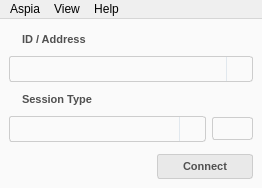
This is source/client/ui/client_window.ui in dchapyshev/aspia as Qt 5 draws it before an edit. The edited form follows.
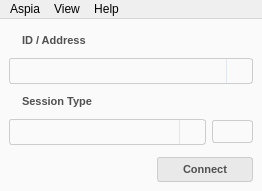
This is the edited form. Icons and pictures are not drawn.

What changed in the file:
```diff
--- a/source/client/ui/client_window.ui
+++ b/source/client/ui/client_window.ui
@@ -7,7 +7,7 @@
     <x>0</x>
     <y>0</y>
     <width>262</width>
-    <height>188</height>
+    <height>191</height>
    </rect>
   </property>
   <property name="windowTitle">
```
Left out of the diff: 13 changed lines with no effect on the pictures.
